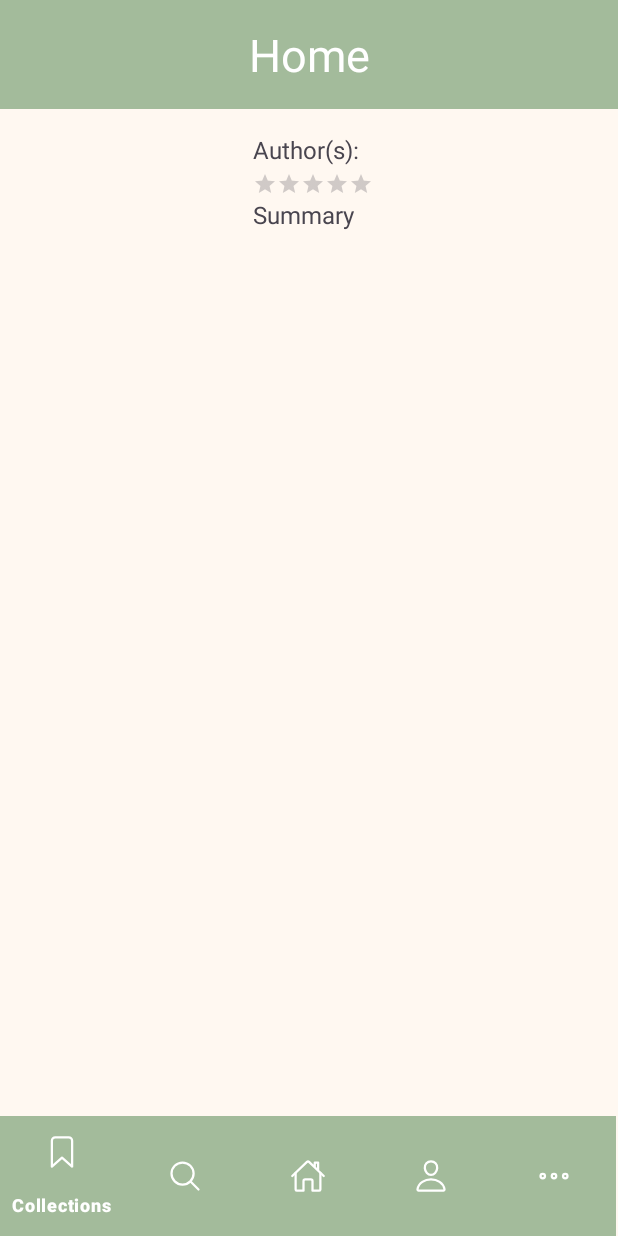
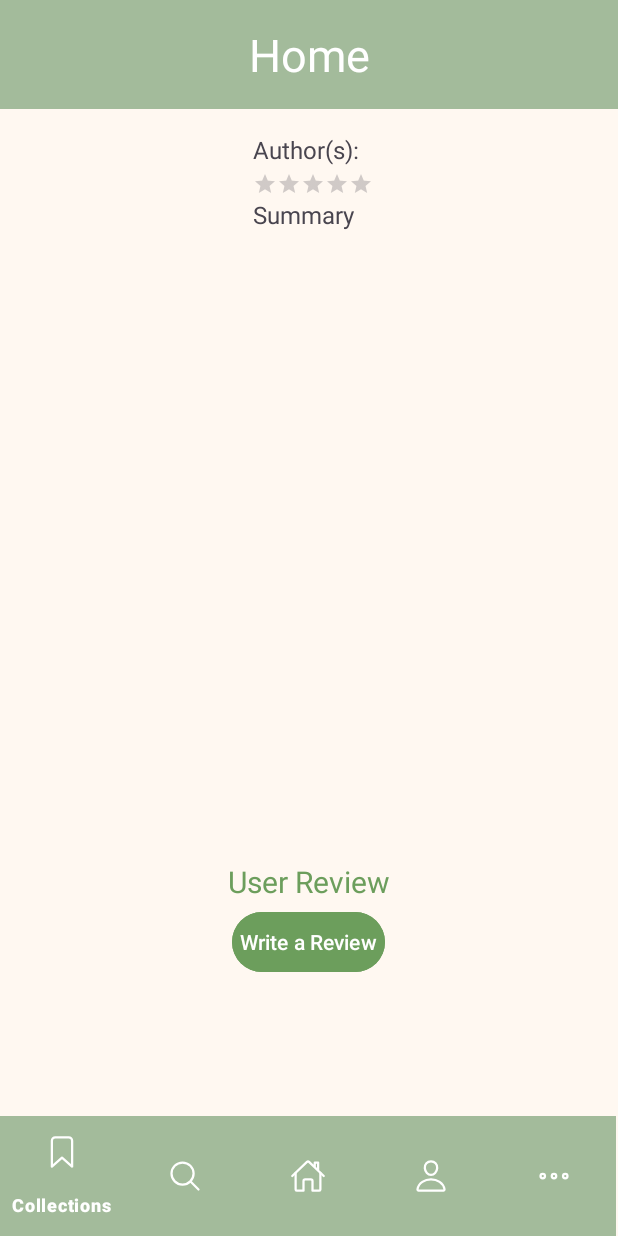
Before and after one commit to ittybittyfishy/Bookit, an Android app: the fragment BookDetailsFragment placed in its activity, on a phone screen of 412 x 824 dp. Run offline under Robolectric (Android 15) with nearby library versions, the phone set to English and light mode, and no system bars; our stand-ins replace CircleImageView, Firebase (no records; nobody signed in at launch, a user with empty details on screens opened directly); pictures from the network do not load.

Commit message:
add user-review button in book_detail

```diff
--- a/BookNook/app/src/main/res/layout/fragment_book_details.xml
+++ b/BookNook/app/src/main/res/layout/fragment_book_details.xml
@@ -53,4 +53,28 @@
         android:text="Summary"
         android:textSize="16sp" />
 
+    <!-- User Review Section Title -->
+    <TextView
+        android:id="@+id/userReviewTitle"
+        android:layout_width="wrap_content"
+        android:layout_height="wrap_content"
+        android:text="User Review"
+        android:textSize="20sp"
+        android:textColor="@color/green_to_purple"
+        android:layout_marginTop="485dp"
+        android:layout_centerHorizontal="true" />
+
+    <!-- Write Review Button -->
+    <Button
+        android:id="@+id/searchButton"
+        android:layout_width="wrap_content"
+        android:layout_height="wrap_content"
+        android:layout_centerHorizontal="true"
+        android:layout_marginTop="515dp"
+        android:padding="5dp"
+        android:text="Write a Review"
+        android:backgroundTint="@color/green_to_purple"
+        android:layout_gravity="center"
+        android:textSize="14sp"/>
+
 </RelativeLayout>
```
